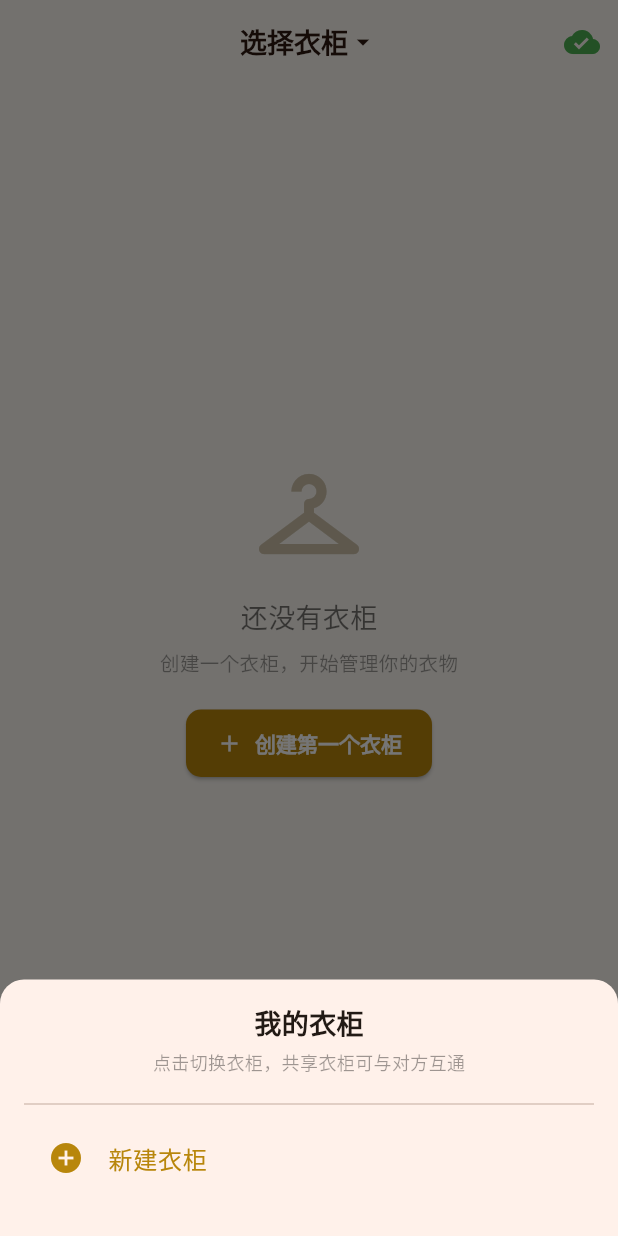
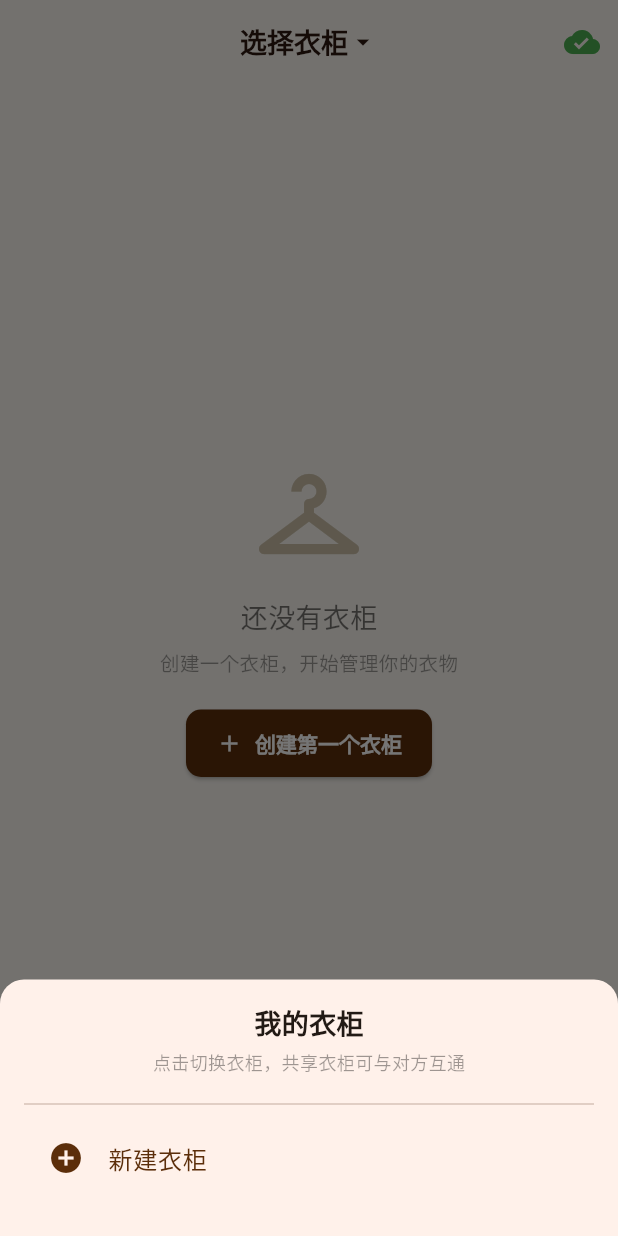
Before and after one commit to wlzts/shared-wardrobe, a Flutter app: the screen it shows after launch, after a tap on "选择衣柜", on a phone screen of 412 x 824 dp. Run offline on Flutter 3.47's test engine with Material 3 defaults, Android fonts, the light colour scheme and no system bars; our stand-ins replace cached_network_image, fl_chart, image_picker, shared_preferences; network calls fail.

Commit message:
optimize: lib/screens/wardrobe_screen.dart

```diff
--- a/lib/screens/wardrobe_screen.dart
+++ b/lib/screens/wardrobe_screen.dart
@@ -62,7 +62,7 @@ class _WardrobeScreenState extends State<WardrobeScreen> {
               child: Column(
                 children: [
                   if (_isRefreshing)
-                    const LinearProgressIndicator(minHeight: 2, color: Color(0xFFB8860B)),
+                    const LinearProgressIndicator(minHeight: 2, color: Color(0xFF5C2E0A)),
                   Padding(
                     padding: const EdgeInsets.fromLTRB(12, 8, 12, 4),
                     child: TextField(
@@ -89,7 +89,7 @@ class _WardrobeScreenState extends State<WardrobeScreen> {
                             label: Text(cat),
                             selected: active,
                             onSelected: (_) => setState(() => _category = cat),
-                            selectedColor: const Color(0xFFB8860B),
+                            selectedColor: const Color(0xFF5C2E0A),
                             labelStyle: TextStyle(color: active ? Colors.white : Colors.black54),
                           ),
                         );
@@ -148,7 +148,7 @@ class _WardrobeScreenState extends State<WardrobeScreen> {
             onPressed: _showCreateWardrobeDialog,
             icon: const Icon(Icons.add),
             label: const Text('创建第一个衣柜'),
-            style: ElevatedButton.styleFrom(backgroundColor: const Color(0xFFB8860B)),
+            style: ElevatedButton.styleFrom(backgroundColor: const Color(0xFF5C2E0A)),
           ),
         ],
       ),
@@ -194,7 +194,7 @@ class _WardrobeScreenState extends State<WardrobeScreen> {
                   ? CachedNetworkImage(
                       imageUrl: c.imageUrl,
                       fit: BoxFit.cover,
-                      placeholder: (_, __) => Container(color: const Color(0xFFF0E8D8), child: const Center(child: SizedBox(width: 20, height: 20, child: CircularProgressIndicator(strokeWidth: 2, color: Color(0xFFB8860B))))),
+                      placeholder: (_, __) => Container(color: const Color(0xFFF0E8D8), child: const Center(child: SizedBox(width: 20, height: 20, child: CircularProgressIndicator(strokeWidth: 2, color: Color(0xFF5C2E0A))))),
                       errorWidget: (_, __, ___) => Container(color: const Color(0xFFF0E8D8), child: const Center(child: Icon(Icons.broken_image, color: Colors.white30))),
                     )
                   : Container(color: const Color(0xFFF0E8D8), child: const Center(child: Icon(Icons.checkroom, size: 40, color: Colors.white30))),
@@ -233,8 +233,8 @@ class _WardrobeScreenState extends State<WardrobeScreen> {
               const SizedBox(height: 12),
               ..._state.visibleWardrobes.map((w) => ListTile(
                     leading: CircleAvatar(
-                      backgroundColor: const Color(0xFFB8860B).withOpacity(0.15),
-                      child: const Icon(Icons.checkroom, color: Color(0xFFB8860B)),
+                      backgroundColor: const Color(0xFF5C2E0A).withOpacity(0.15),
+                      child: const Icon(Icons.checkroom, color: Color(0xFF5C2E0A)),
                     ),
                     title: Text(w.name, style: const TextStyle(fontWeight: FontWeight.w500)),
                     subtitle: Text('${w.owner} · ${_state.wardrobeData[w.id]?.clothes.length ?? 0} 件衣物'),
@@ -247,8 +247,8 @@ class _WardrobeScreenState extends State<WardrobeScreen> {
                   )),
               const Divider(),
               ListTile(
-                leading: const Icon(Icons.add_circle, color: Color(0xFFB8860B)),
-                title: const Text('新建衣柜', style: TextStyle(color: Color(0xFFB8860B))),
+                leading: const Icon(Icons.add_circle, color: Color(0xFF5C2E0A)),
+                title: const Text('新建衣柜', style: TextStyle(color: Color(0xFF5C2E0A))),
                 onTap: () {
                   Navigator.pop(ctx);
                   _showCreateWardrobeDialog();
@@ -298,7 +298,7 @@ class _WardrobeScreenState extends State<WardrobeScreen> {
               await _state.createWardrobe(nameCtrl.text.trim(), descCtrl.text.trim(), visibility);
               if (mounted) Navigator.pop(ctx);
             },
-            style: ElevatedButton.styleFrom(backgroundColor: const Color(0xFFB8860B)),
+            style: ElevatedButton.styleFrom(backgroundColor: const Color(0xFF5C2E0A)),
             child: const Text('创建'),
           ),
         ],
@@ -343,7 +343,7 @@ class _WardrobeScreenState extends State<WardrobeScreen> {
                     child: _pickedImage != null
                         ? ClipRRect(borderRadius: BorderRadius.circular(10), child: Image.file(_pickedImage!, fit: BoxFit.cover))
                         : const Column(mainAxisAlignment: MainAxisAlignment.center, children: [
-                            Icon(Icons.add_a_photo, size: 36, color: Color(0xFFB8860B)),
+                            Icon(Icons.add_a_photo, size: 36, color: Color(0xFF5C2E0A)),
                             SizedBox(height: 6),
                             Text('点击添加图片', style: TextStyle(color: Colors.black45, fontSize: 13)),
                           ]),
@@ -402,7 +402,7 @@ class _WardrobeScreenState extends State<WardrobeScreen> {
                         ScaffoldMessenger.of(ctx).showSnackBar(const SnackBar(content: Text('衣物已添加，后台同步中...')));
                       }
                     },
-              style: ElevatedButton.styleFrom(backgroundColor: const Color(0xFFB8860B)),
+              style: ElevatedButton.styleFrom(backgroundColor: const Color(0xFF5C2E0A)),
               child: submitting
                   ? const SizedBox(width: 18, height: 18, child: CircularProgressIndicator(strokeWidth: 2, color: Colors.white))
                   : const Text('添加'),
@@ -455,8 +455,8 @@ class _WardrobeScreenState extends State<WardrobeScreen> {
                 Navigator.pop(ctx);
                 _navigateToRecommendWithClothe(c);
               },
-              icon: const Icon(Icons.favorite, color: Color(0xFFB8860B)),
-              label: const Text('推荐给TA', style: TextStyle(color: Color(0xFFB8860B))),
+              icon: const Icon(Icons.favorite, color: Color(0xFF5C2E0A)),
+              label: const Text('推荐给TA', style: TextStyle(color: Color(0xFF5C2E0A))),
             ),
           if (_state.currentWardrobe?.owner == _state.username)
             TextButton(
@@ -483,7 +483,7 @@ class _WardrobeScreenState extends State<WardrobeScreen> {
 
   Widget _tag(String text) => Container(
         padding: const EdgeInsets.symmetric(horizontal: 10, vertical: 4),
-        decoration: BoxDecoration(color: const Color(0xFFB8860B).withOpacity(0.12), borderRadius: BorderRadius.circular(12)),
-        child: Text(text, style: const TextStyle(fontSize: 12, color: Color(0xFF8B6508))),
+        decoration: BoxDecoration(color: const Color(0xFF5C2E0A).withOpacity(0.12), borderRadius: BorderRadius.circular(12)),
+        child: Text(text, style: const TextStyle(fontSize: 12, color: Color(0xFF3D1E08))),
       );
 }
```
